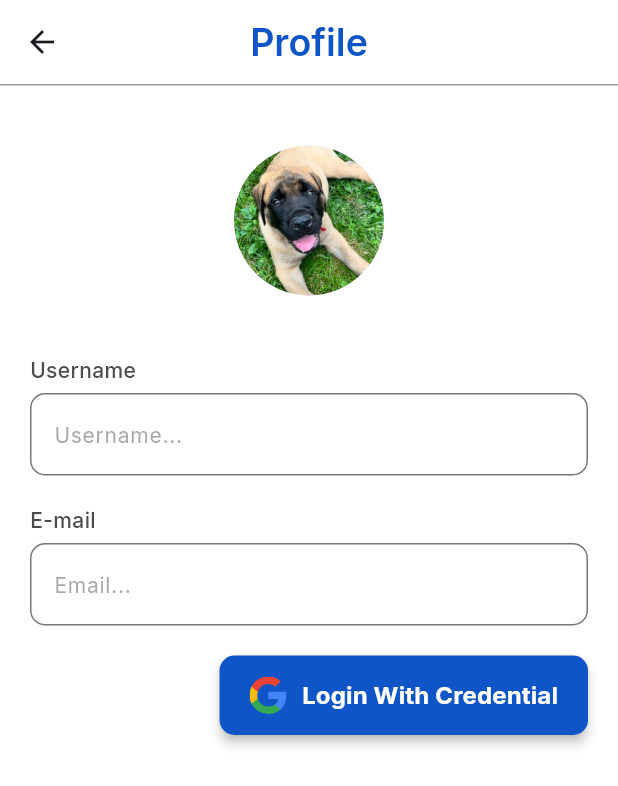
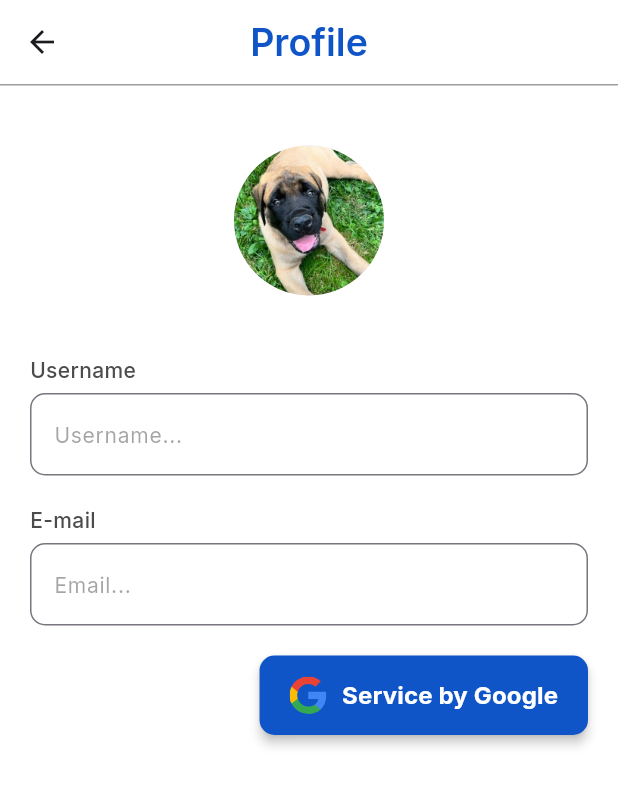
Before and after one commit to RezkySaputraa/laporin_fe, a Flutter app: the ProfileGoogleScreen screen opened directly, on a phone screen of 412 x 824 dp. Shown: the top 786 px of the screen. Run offline on Flutter 3.47's test engine with Material 3 defaults, Android fonts, the phone set to English and light mode, and no system bars; our stand-ins replace cached_network_image, dio, flutter_dotenv, flutter_svg, get, google_fonts and 4 more; accounts and stored records are empty.

```diff
--- a/lib/controllers/laporin_controller.dart
+++ b/lib/controllers/laporin_controller.dart
@@ -68,6 +68,9 @@ class LaporinController extends GetxController {
                   Navigator.of(context).pop();
                   final picked = await picker.pickImage(
                     source: ImageSource.camera,
+                    maxWidth: 1024,
+                    maxHeight: 1024,
+                    imageQuality: 80,
                   );
                   if (picked != null) {
                     pickedImage.value = picked;
--- a/lib/controllers/profile_google_controller.dart
+++ b/lib/controllers/profile_google_controller.dart
@@ -9,7 +9,6 @@ class ProfileGoogleController extends GetxController {
 
   RxBool isFetchingUser = false.obs;
   RxInt idUser = 0.obs;
-  RxString loginProfile = "".obs;
 
   RxString username = "".obs;
   RxString email = "".obs;
@@ -36,11 +35,6 @@ class ProfileGoogleController extends GetxController {
     final id = await authPrefs.getUserId();
     idUser.value = id!.toInt();
 
-    // ini kode sementara untuk menunjukkan perbedaan login dengan google dan ga google
-    final loginWith = await authPrefs.getLogin();
-    loginProfile.value = loginWith!;
-    // nanti apabila ada perubahan bisa dihapus
-
     await getUserProfile();
   }
 
--- a/lib/views/profile_google_screen.dart
+++ b/lib/views/profile_google_screen.dart
@@ -144,12 +144,7 @@ class ProfileGoogleScreen extends StatelessWidget {
                   Align(
                     alignment: Alignment.centerRight,
                     child: ElevatedButton(
-                      onPressed: () {
-                        Navigator.push(
-                          context,
-                          MaterialPageRoute(builder: (_) => LaporinScreen()),
-                        );
-                      },
+                      onPressed: () {},
                       style: ElevatedButton.styleFrom(
                         padding: EdgeInsets.symmetric(
                           vertical: 14,
@@ -169,17 +164,8 @@ class ProfileGoogleScreen extends StatelessWidget {
                             "assets/images/login_screen/google.svg",
                           ),
                           SizedBox(width: 10),
-                          googleController.loginProfile.value == "google"
-                              ? Text(
+                          Text(
                             "Service by Google",
-                                  style: GoogleFonts.inter(
-                                    fontSize: 16,
-                                    color: Colors.white,
-                                    fontWeight: FontWeight.w700,
-                                  ),
-                                )
-                              : Text(
-                                  "Login With Credential",
                             style: GoogleFonts.inter(
                               fontSize: 16,
                               color: Colors.white,
```
Also changed, not shown: lib/services/laporin_service.dart (+15 -0 lines). Lines whose indentation alone changed are shown as unchanged.
